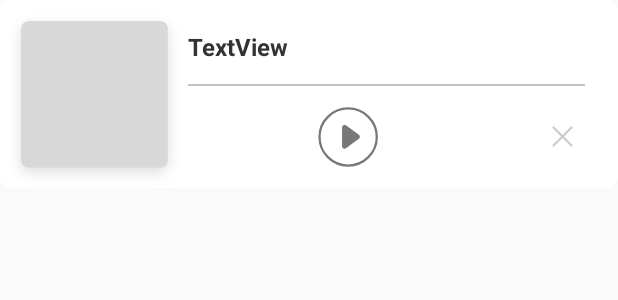
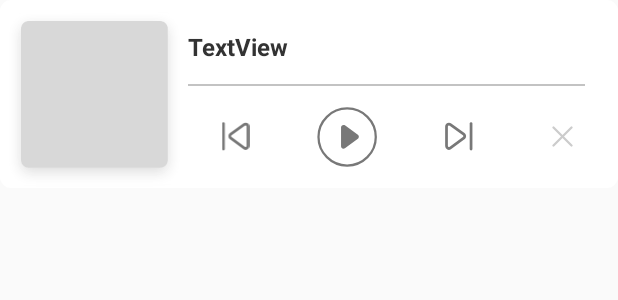
Before and after one commit to feitengbing2014/player, an Android app: the layout notification_expand.xml on its own in the app's theme, with its tools: preview values and no code run, on a phone screen of 412 x 824 dp. Shown: the top 300 px of the screen. Run offline under Robolectric (Android 15) with nearby library versions, the phone set to English and light mode, and no system bars.

Commit message:
增加锁屏界面配置

```diff
--- a/player/src/main/java/com/ddq/player/Cmder.kt
+++ b/player/src/main/java/com/ddq/player/Cmder.kt
@@ -32,6 +32,8 @@ internal class Cmder(private val service: MediaService) : BroadcastReceiver() {
             addAction(Commands.QUERY_REPEAT_MODE)
             addAction(Commands.QUERY_PLAYER_CURRENT_STATE)
 
+            addAction(Intent.ACTION_SCREEN_OFF)
+
             addAction(AudioManager.ACTION_AUDIO_BECOMING_NOISY)
         }
         service.registerReceiver(this, filter)
@@ -58,6 +60,8 @@ internal class Cmder(private val service: MediaService) : BroadcastReceiver() {
             Commands.SET_PLAYER_NEXT -> service.next()
             Commands.SET_PLAYER_DESTROY -> service.destroy(intent)
 
+            Intent.ACTION_SCREEN_OFF -> service.lock()
+
             AudioManager.ACTION_AUDIO_BECOMING_NOISY -> service.pause()
         }
     }
--- a/player/src/main/java/com/ddq/player/EventListener.kt
+++ b/player/src/main/java/com/ddq/player/EventListener.kt
@@ -73,8 +73,10 @@ class EventListener(private val activity: FragmentActivity?) : BroadcastReceiver
             Commands.ACTION_LOADING_CHANGED -> onLoadingChanged(intent)
             Commands.ACTION_PLAY_STATE_CHANGED -> onPlayStateChanged(intent)
             Commands.ACTION_REPEAT_MODE_CHANGED -> onPlayModeChanged(intent)
-            Commands.ACTION_SHUFFLE_MODE_CHANGED -> { }
-            Commands.ACTION_POSITION_DISCONTINUITY_CHANGED -> { }
+            Commands.ACTION_SHUFFLE_MODE_CHANGED -> {
+            }
+            Commands.ACTION_POSITION_DISCONTINUITY_CHANGED -> {
+            }
             Commands.ACTION_COUNTING -> onCountChanged(intent.getLongExtra("seconds_left", 0))
             Commands.ACTION_COUNT_CANCEL -> onCountChanged(0)
 
--- a/player/src/main/res/layout/notification_expand.xml
+++ b/player/src/main/res/layout/notification_expand.xml
@@ -54,8 +54,7 @@
                     android:layout_width="wrap_content"
                     android:layout_height="wrap_content"
                     android:id="@+id/media_previous"
-                    android:layout_weight="1"
-                    android:visibility="gone"/>
+                    android:layout_weight="1"/>
 
             <ImageView
                     android:src="@drawable/ics_player_nf_play"
@@ -70,8 +69,7 @@
                     android:layout_width="wrap_content"
                     android:layout_height="wrap_content"
                     android:layout_weight="1"
-                    android:id="@+id/media_next"
-                    android:visibility="gone"/>
+                    android:id="@+id/media_next"/>
 
             <ImageView
                     android:src="@drawable/ics_player_nf_close"
```
Also changed, not shown: player/src/main/java/com/ddq/player/MediaService.kt (+14 -0 lines), player/src/main/java/com/ddq/player/util/Preference.kt (+8 -0 lines).
